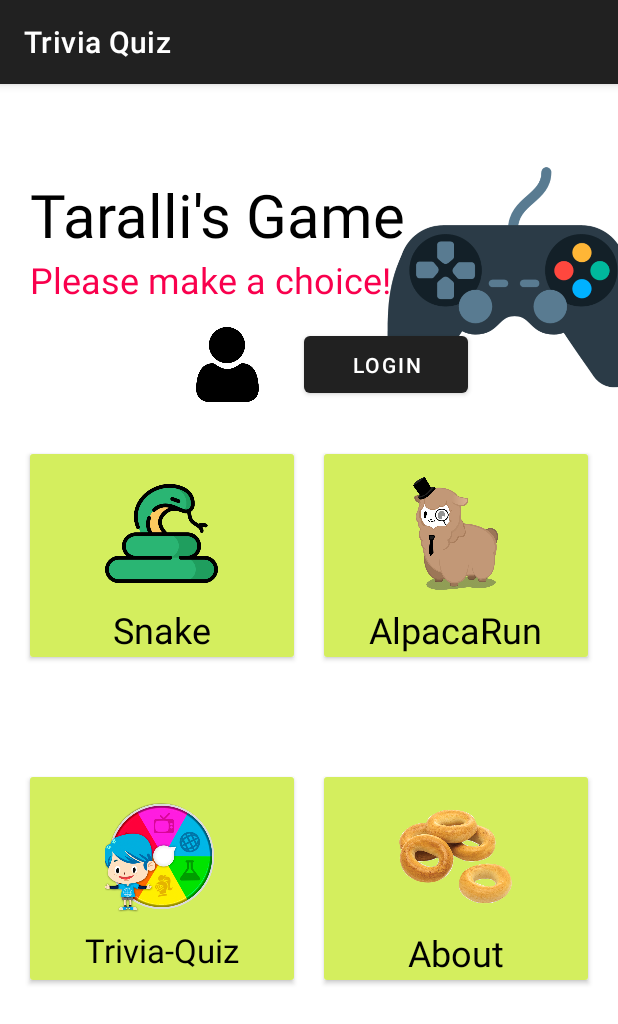
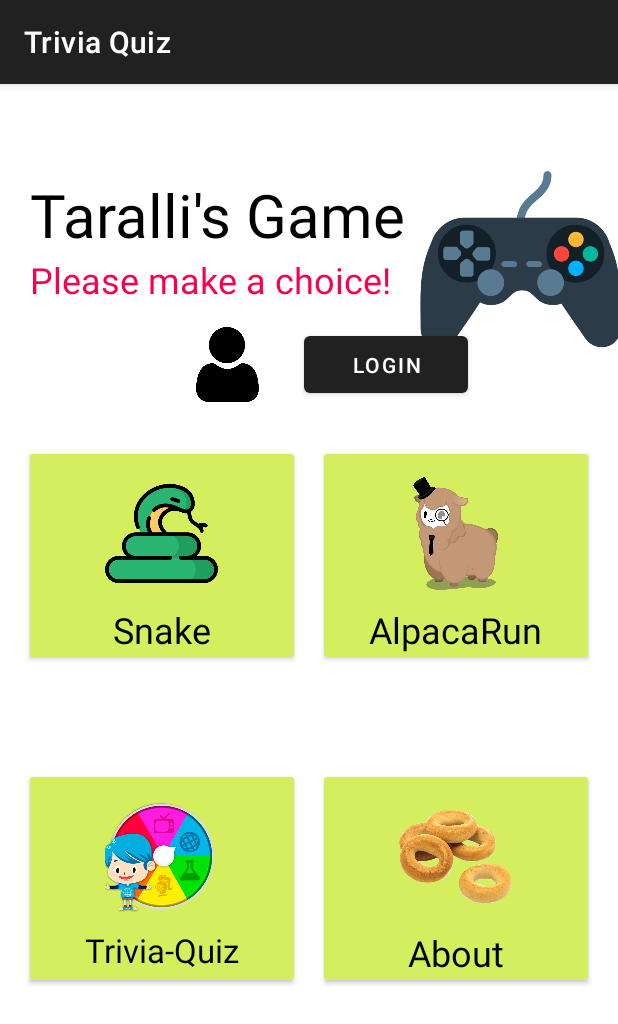
Before and after one commit to mayDave/Culturea, an Android app: the screen it shows after launch (MenuActivity), on a phone screen of 412 x 824 dp. Shown: the top 1024 px of the screen. Run offline under Robolectric (Android 15) with nearby library versions, the phone set to English and light mode, and no system bars.

Commit message:
Fixed controller image

```diff
--- a/app/src/main/res/layout/menu.xml
+++ b/app/src/main/res/layout/menu.xml
@@ -193,9 +193,10 @@
 
         <ImageView
             android:id="@+id/imageView8"
-            android:layout_width="250px"
-            android:layout_height="250px"
-            android:layout_marginTop="45dp"
+            android:layout_width="200px"
+            android:layout_height="200px"
+            android:layout_marginStart="10dp"
+            android:layout_marginTop="50dp"
             app:layout_constraintEnd_toEndOf="parent"
             app:layout_constraintStart_toEndOf="@+id/textView"
             app:layout_constraintTop_toTopOf="parent"
```
